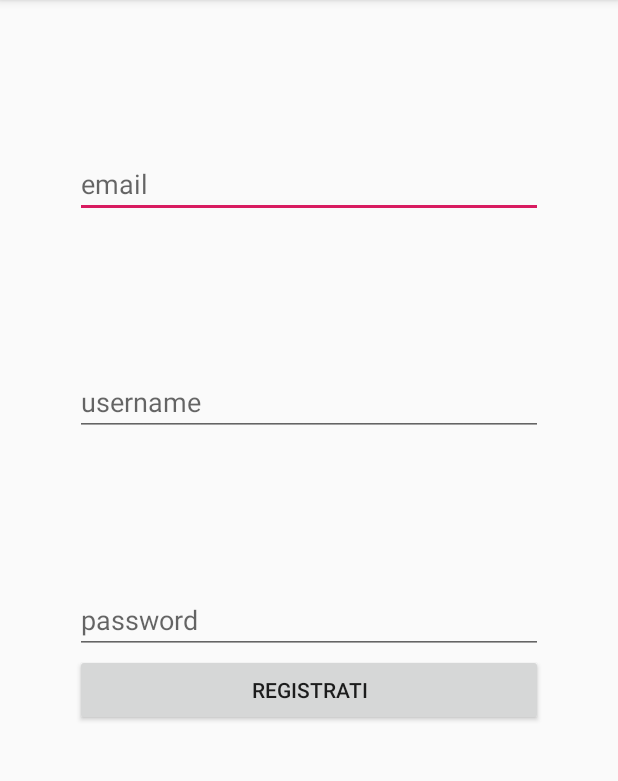
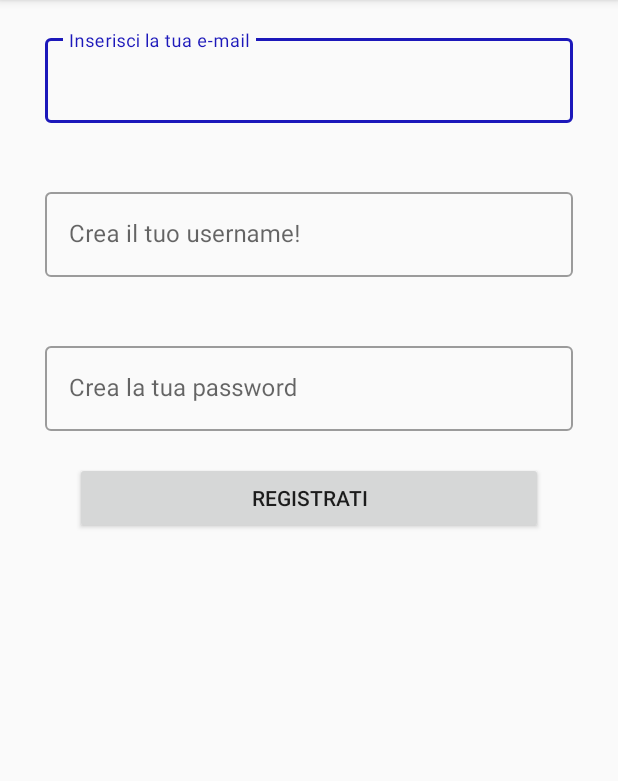
Before and after one commit to nicowsla/ArkanoidApp, an Android app: the SignInActivity screen opened directly, with no data from a screen before it, on a phone screen of 412 x 824 dp, the part 84-865 px from its top. Run offline under Robolectric (Android 15) with nearby library versions, the phone set to English and light mode, and no system bars; our stand-ins replace Firebase (no records; nobody signed in at launch, a user with empty details on screens opened directly).

Commit message:
Sistemati TextInputLayout
Tolti gli editText

```diff
--- a/app/build.gradle
+++ b/app/build.gradle
@@ -32,5 +32,7 @@ dependencies {
     testImplementation 'junit:junit:4.12'
     androidTestImplementation 'com.android.support.test:runner:1.0.2'
     androidTestImplementation 'com.android.support.test.espresso:espresso-core:3.0.2'
+    implementation 'com.google.android.material:material:1.0.0'
+    implementation 'com.android.support:design:28.0.0'
 
 }
--- a/app/src/main/java/com/example/android/arkanoid/SignInActivity.java
+++ b/app/src/main/java/com/example/android/arkanoid/SignInActivity.java
@@ -14,6 +14,8 @@ import android.widget.Toast;
 
 import com.google.android.gms.tasks.OnCompleteListener;
 import com.google.android.gms.tasks.Task;
+import com.google.android.material.textfield.TextInputEditText;
+import com.google.android.material.textfield.TextInputLayout;
 import com.google.firebase.auth.AuthResult;
 import com.google.firebase.auth.FirebaseAuth;
 import com.google.firebase.auth.FirebaseUser;
@@ -22,10 +24,13 @@ import com.google.firebase.database.FirebaseDatabase;
 
 public class SignInActivity extends AppCompatActivity {
     private FirebaseAuth mAuth;
+    private TextInputLayout emailLayout;
     private EditText emailET;
     private EditText pswET;
+    private TextInputLayout usernameLayout;
     private EditText userNameET;
     private String email;
+    private TextInputLayout passwordLayout;
     private String password;
     private String username;
     private Boolean validCredentials;
@@ -35,7 +40,12 @@ public class SignInActivity extends AppCompatActivity {
         setContentView(R.layout.activity_sign_in);
 
         mAuth = FirebaseAuth.getInstance();
-        emailET = findViewById(R.id.signin_email);
+
+        emailLayout = findViewById((R.id.signin_emailc));
+        usernameLayout = findViewById(R.id.signin_usernamec);
+        passwordLayout = findViewById(R.id.signin_pswc);
+        emailET = (EditText)findViewById(R.id.signin_email);
+
         pswET = findViewById(R.id.signin_psw);
         userNameET = findViewById(R.id.signin_username);
     }
--- a/app/src/main/res/layout/activity_sign_in.xml
+++ b/app/src/main/res/layout/activity_sign_in.xml
@@ -7,32 +7,69 @@
     tools:context=".SignInActivity"
     android:orientation="vertical">
 
-    <EditText
-        android:id="@+id/signin_email"
-        android:hint="email"
+    <com.google.android.material.textfield.TextInputLayout
+        android:id="@+id/signin_emailc"
+        style="@style/Widget.MaterialComponents.TextInputLayout.OutlinedBox"
         android:layout_width="match_parent"
         android:layout_height="wrap_content"
-        android:layout_marginLeft="50dp"
-        android:layout_marginRight="50dp"
-        android:layout_marginTop="100dp"/>
+        android:layout_marginStart="30dp"
+        android:layout_marginTop="20dp"
+        android:layout_marginEnd="30dp"
+        app:errorEnabled="true"
+        android:ems="10"
+        android:hint="@string/signin_email"
+        android:inputType="textEmailAddress"
+        tools:layout_editor_absoluteX="1dp"
+        tools:layout_editor_absoluteY="235dp">
 
-    <EditText
-        android:id="@+id/signin_username"
-        android:hint="username"
+        <com.google.android.material.textfield.TextInputEditText
+            android:id="@+id/signin_email"
+            android:layout_width="match_parent"
+            android:layout_height="wrap_content" />
+    </com.google.android.material.textfield.TextInputLayout>
+
+
+    <com.google.android.material.textfield.TextInputLayout
+        android:id="@+id/signin_usernamec"
+        style="@style/Widget.MaterialComponents.TextInputLayout.OutlinedBox"
         android:layout_width="match_parent"
         android:layout_height="wrap_content"
-        android:layout_marginLeft="50dp"
-        android:layout_marginRight="50dp"
-        android:layout_marginTop="100dp"/>
+        android:layout_marginStart="30dp"
+        android:layout_marginTop="20dp"
+        android:layout_marginEnd="30dp"
+        app:errorEnabled="true"
+        android:ems="10"
+        android:hint="@string/signin_username"
+        android:inputType="text"
+        tools:layout_editor_absoluteX="1dp"
+        tools:layout_editor_absoluteY="235dp">
 
-    <EditText
-        android:id="@+id/signin_psw"
-        android:hint="password"
+        <com.google.android.material.textfield.TextInputEditText
+            android:id="@+id/signin_username"
+            android:layout_width="match_parent"
+            android:layout_height="wrap_content" />
+    </com.google.android.material.textfield.TextInputLayout>
+
+    <com.google.android.material.textfield.TextInputLayout
+        android:id="@+id/signin_pswc"
+        style="@style/Widget.MaterialComponents.TextInputLayout.OutlinedBox"
         android:layout_width="match_parent"
         android:layout_height="wrap_content"
-        android:layout_marginLeft="50dp"
-        android:layout_marginRight="50dp"
-        android:layout_marginTop="100dp"/>
+        android:layout_marginStart="30dp"
+        android:layout_marginTop="20dp"
+        android:layout_marginEnd="30dp"
+        app:errorEnabled="true"
+        android:ems="10"
+        android:hint="@string/signin_psw"
+        android:inputType="textPassword"
+        tools:layout_editor_absoluteX="1dp"
+        tools:layout_editor_absoluteY="235dp">
+
+        <com.google.android.material.textfield.TextInputEditText
+            android:id="@+id/signin_psw"
+            android:layout_width="match_parent"
+            android:layout_height="wrap_content" />
+    </com.google.android.material.textfield.TextInputLayout>
 
 
     <Button
@@ -41,7 +78,7 @@
         android:layout_height="wrap_content"
         android:layout_marginLeft="50dp"
         android:layout_marginRight="50dp"
-        android:text="Registrati"
+        android:text="@string/signin_button"
         android:onClick="createAccount"/>
 
 
--- a/app/src/main/res/values/strings.xml
+++ b/app/src/main/res/values/strings.xml
@@ -1,3 +1,12 @@
 <resources>
     <string name="app_name">Arkanoid</string>
+    <string name="login_email">E-mail</string>
+    <string name="login_psw">Password</string>
+    <string name="login_button">Login</string>
+    <string name="login_to_signin">Non sei registrato? Registrati ora!</string>
+    <string name="signin_username">Crea il tuo username!</string>
+    <string name="signin_email">Inserisci la tua e-mail</string>
+    <string name="signin_psw">Crea la tua password</string>
+    <string name="signin_button">Registrati</string>
+
 </resources>
```
Also changed, not shown: app/src/main/java/com/example/android/arkanoid/LoginActivity.java (+3 -5 lines), app/src/main/res/layout/activity_login.xml (+41 -12 lines).
